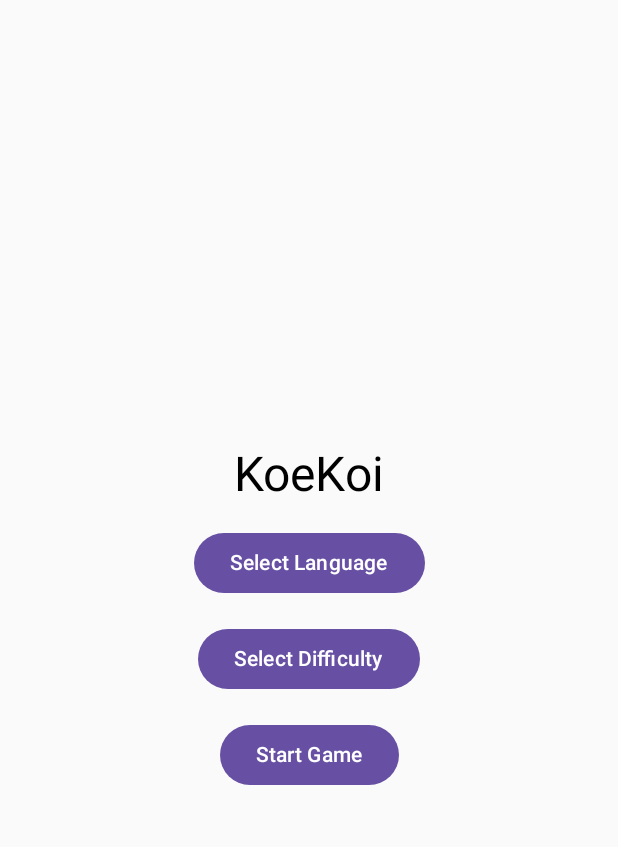
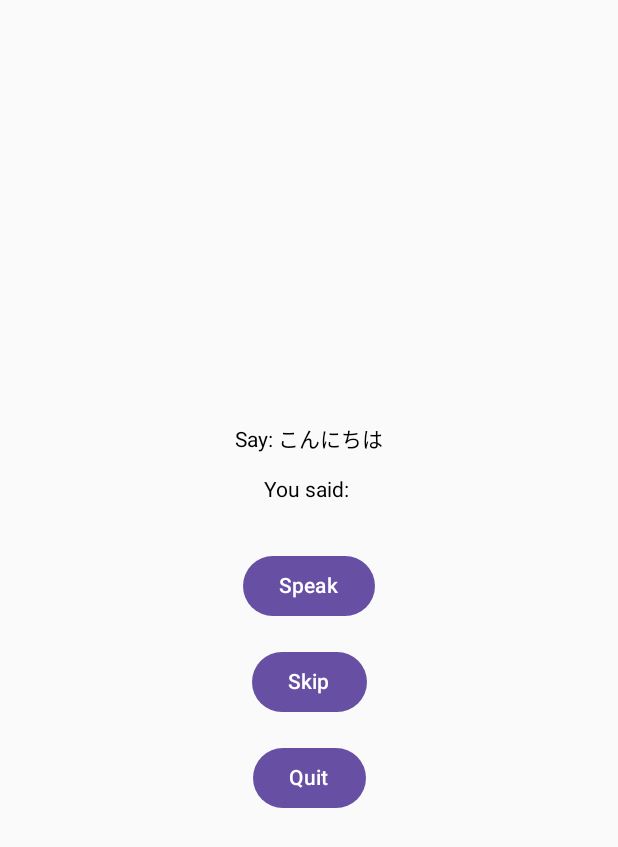
Before and after one commit to robpineda/koekoi, an Android app built with Jetpack Compose: the screen it shows after launch (MainActivity before the commit, GameActivity after it), after a tap on "Start Game", on a phone screen of 412 x 824 dp. Shown: the top 847 px of the screen. Run offline under Robolectric (Android 15) with nearby library versions, the phone set to English and light mode, and no system bars.

Commit message:
Updated game activity

```diff
--- a/app/build.gradle.kts
+++ b/app/build.gradle.kts
@@ -10,8 +10,8 @@ android {
 
     defaultConfig {
         applicationId = "com.robertopineda.koekoi"
-        minSdk = 21
-        targetSdk = 34
+        minSdk = 23
+        targetSdk = 35
         versionCode = 1
         versionName = "1.0"
 
--- a/app/src/main/AndroidManifest.xml
+++ b/app/src/main/AndroidManifest.xml
@@ -26,6 +26,7 @@
                 <category android:name="android.intent.category.LAUNCHER" />
             </intent-filter>
         </activity>
+        <activity android:name=".GameActivity" />
     </application>
 
 </manifest>
--- a/app/src/main/java/com/robertopineda/koekoi/GameActivity.kt
+++ b/app/src/main/java/com/robertopineda/koekoi/GameActivity.kt
@@ -1,26 +1,122 @@
 package com.robertopineda.koekoi
 
+import android.Manifest
+import android.content.Intent
+import android.content.pm.PackageManager
 import android.os.Bundle
+import android.speech.RecognizerIntent
 import androidx.activity.ComponentActivity
 import androidx.activity.compose.setContent
-import androidx.compose.foundation.layout.fillMaxSize
+import androidx.activity.result.contract.ActivityResultContracts
+import androidx.compose.foundation.background
+import androidx.compose.foundation.layout.*
+import androidx.compose.material3.Button
 import androidx.compose.material3.Text
-import androidx.compose.runtime.Composable
+import androidx.compose.runtime.*
+import androidx.compose.ui.Alignment
 import androidx.compose.ui.Modifier
+import androidx.compose.ui.graphics.Color
+import androidx.compose.ui.unit.dp
+import androidx.core.content.ContextCompat
 
 class GameActivity : ComponentActivity() {
+    // Use Japanese script for both display and comparison
+    private val sentences = listOf(
+        "こんにちは" to "こんにちは",
+        "ありがとう" to "ありがとう"
+    )
+    private var currentIndex = 0
+
+    private val speechLauncher = registerForActivityResult(ActivityResultContracts.StartActivityForResult()) { result ->
+        val data = result.data
+        val spokenText = data?.getStringArrayListExtra(RecognizerIntent.EXTRA_RESULTS)?.get(0)
+        val expected = sentences[currentIndex].second
+        val isCorrect = spokenText?.equals(expected, ignoreCase = true) == true
+        setContent {
+            GameScreen(
+                sentences = sentences,
+                currentIndex = currentIndex,
+                spokenText = spokenText ?: "",
+                isCorrect = isCorrect,
+                onSpeak = { startListening() },
+                onSkip = { currentIndex = (currentIndex + 1) % sentences.size; startListening() },
+                onQuit = { finish() }
+            )
+        }
+        if (isCorrect) currentIndex = (currentIndex + 1) % sentences.size // Loop back
+    }
+
     override fun onCreate(savedInstanceState: Bundle?) {
         super.onCreate(savedInstanceState)
         setContent {
-            GameScreen()
+            GameScreen(
+                sentences = sentences,
+                currentIndex = currentIndex,
+                spokenText = "",
+                isCorrect = null,
+                onSpeak = { startListening() },
+                onSkip = { currentIndex = (currentIndex + 1) % sentences.size; startListening() },
+                onQuit = { finish() }
+            )
         }
+        requestAudioPermission()
+    }
+
+    private fun requestAudioPermission() {
+        if (ContextCompat.checkSelfPermission(this, Manifest.permission.RECORD_AUDIO) != PackageManager.PERMISSION_GRANTED) {
+            requestPermissions(arrayOf(Manifest.permission.RECORD_AUDIO), 1)
+        }
+    }
+
+    private fun startListening() {
+        val intent = Intent(RecognizerIntent.ACTION_RECOGNIZE_SPEECH).apply {
+            putExtra(RecognizerIntent.EXTRA_LANGUAGE_MODEL, RecognizerIntent.LANGUAGE_MODEL_FREE_FORM)
+            putExtra(RecognizerIntent.EXTRA_LANGUAGE, "ja-JP")
+            putExtra(RecognizerIntent.EXTRA_PROMPT, "Say: ${sentences[currentIndex].first}")
+        }
+        speechLauncher.launch(intent)
     }
 }
 
 @Composable
-fun GameScreen() {
-    Text(
-        text = "Welcome to KoeKoi's Game Mode",
-        modifier = Modifier.fillMaxSize()
-    )
+fun GameScreen(
+    sentences: List<Pair<String, String>>,
+    currentIndex: Int,
+    spokenText: String,
+    isCorrect: Boolean?,
+    onSpeak: () -> Unit,
+    onSkip: () -> Unit,
+    onQuit: () -> Unit
+) {
+    Column(
+        modifier = Modifier
+            .fillMaxSize()
+            .padding(16.dp),
+        verticalArrangement = Arrangement.Center,
+        horizontalAlignment = Alignment.CenterHorizontally
+    ) {
+        Text(text = "Say: ${sentences[currentIndex].first}")
+        Spacer(modifier = Modifier.height(16.dp))
+        Text(text = "You said: $spokenText")
+        Spacer(modifier = Modifier.height(16.dp))
+        isCorrect?.let {
+            Text(
+                text = if (it) "Correct!" else "Incorrect!",
+                modifier = Modifier.background(if (it) Color.Green else Color(0xFFEF5350)),
+                color = Color.White
+            )
+        }
+        Spacer(modifier = Modifier.height(16.dp))
+        Button(onClick = onSpeak) {
+            Text("Speak")
+        }
+        Spacer(modifier = Modifier.height(16.dp))
+        Button(onClick = onSkip) {
+            Text("Skip")
+        }
+        Spacer(modifier = Modifier.height(16.dp))
+        Button(onClick = onQuit) {
+            Text("Quit")
+        }
+    }
 }
```
